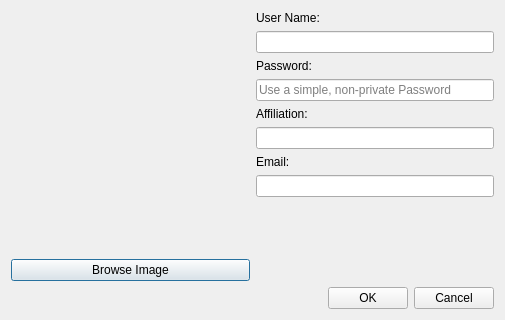
Before: the Qt Designer form qt_ui/DialogCorpusUser.ui in FilmColors/VIAN, drawn with Qt 5.
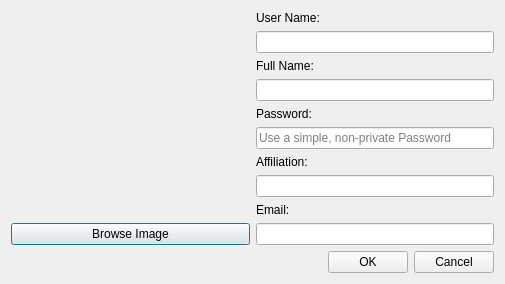
After: the same form once the commit is applied.

```diff
--- a/qt_ui/DialogCorpusUser.ui
+++ b/qt_ui/DialogCorpusUser.ui
@@ -7,7 +7,7 @@
     <x>0</x>
     <y>0</y>
     <width>505</width>
-    <height>320</height>
+    <height>281</height>
    </rect>
   </property>
   <property name="windowTitle">
@@ -78,6 +78,16 @@
          </item>
         </layout>
        </item>
+       <item>
+        <widget class="QLabel" name="label_5">
+         <property name="text">
+          <string>Full Name:</string>
+         </property>
+        </widget>
+       </item>
+       <item>
+        <widget class="QLineEdit" name="lineEdit_FullName"/>
+       </item>
        <item>
         <widget class="QLabel" name="label">
          <property name="text">
```
